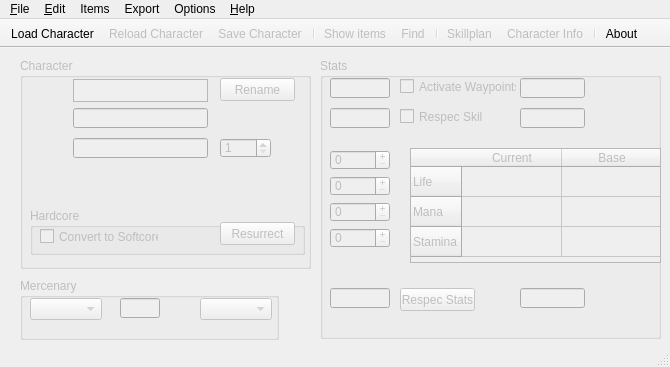
Before: the Qt Designer form medianxlofflinetools.ui in kambala-decapitator/MedianXLOfflineTools, drawn with Qt 5.
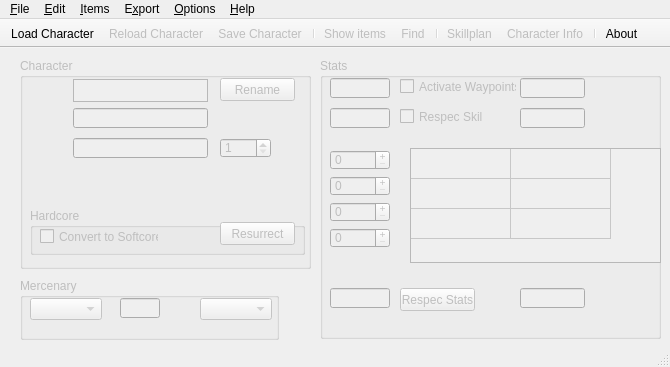
After: the same form once the commit is applied. Icons and pictures are not drawn.

```diff
--- a/medianxlofflinetools.ui
+++ b/medianxlofflinetools.ui
@@ -117,7 +117,7 @@
       <bool>false</bool>
      </property>
      <attribute name="horizontalHeaderVisible">
-      <bool>true</bool>
+      <bool>false</bool>
      </attribute>
      <attribute name="horizontalHeaderCascadingSectionResizes">
       <bool>false</bool>
@@ -126,7 +126,7 @@
       <number>100</number>
      </attribute>
      <attribute name="verticalHeaderVisible">
-      <bool>true</bool>
+      <bool>false</bool>
      </attribute>
      <attribute name="verticalHeaderCascadingSectionResizes">
       <bool>false</bool>
@@ -586,7 +586,7 @@
      <x>0</x>
      <y>0</y>
      <width>670</width>
-     <height>21</height>
+     <height>22</height>
     </rect>
    </property>
    <property name="nativeMenuBar">
@@ -636,7 +636,7 @@
    </widget>
    <widget class="QMenu" name="menuOptions">
     <property name="title">
-     <string>Options</string>
+     <string>&amp;Options</string>
     </property>
     <widget class="QMenu" name="menuAuto_open_shared_stashes">
      <property name="title">
@@ -661,7 +661,7 @@
    </widget>
    <widget class="QMenu" name="menuItems">
     <property name="title">
-     <string>Items</string>
+     <string>&amp;Items</string>
     </property>
     <widget class="QMenu" name="menuGoToPage">
      <property name="enabled">
@@ -690,7 +690,7 @@
    </widget>
    <widget class="QMenu" name="menuExport">
     <property name="title">
-     <string>Export</string>
+     <string>E&amp;xport</string>
     </property>
     <addaction name="actionSkillPlan"/>
     <addaction name="actionExportCharacterInfo"/>
```
Left out of the diff: 4 changed lines with no effect on the pictures.
